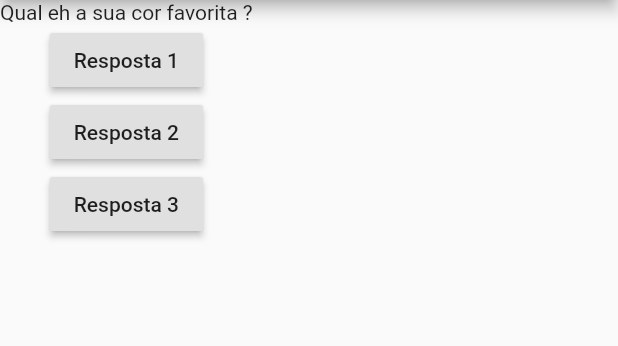
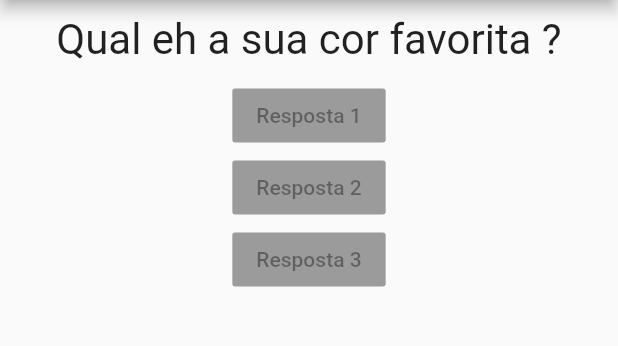
Before and after one commit to VadaGuilherme/flutter_questionario, a Flutter app: the screen it shows after launch, on a phone screen of 412 x 824 dp, the part 84-430 px from its top. Run offline on Flutter 3.47's test engine with Material 2 defaults, Android fonts, the phone set to English and light mode, and no system bars.

Commit message:
Implement widget resposta

```diff
--- a/lib/main.dart
+++ b/lib/main.dart
@@ -1,5 +1,6 @@
 import 'package:flutter/material.dart';
 import 'package:flutter/widgets.dart';
+import 'package:projeto_perguntas/resposta.dart';
 import './questao.dart';
 
 main() => runApp(PerguntaApp());
@@ -7,7 +8,7 @@ main() => runApp(PerguntaApp());
 class _PerguntaAppState extends State<PerguntaApp> {
   var _perguntaSelecionada = 0;
 
-  void _responder(){
+  void _responder() {
     setState(() {
       _perguntaSelecionada++;
     });
@@ -30,26 +31,17 @@ class _PerguntaAppState extends State<PerguntaApp> {
         body: Column(
           children: [
             Questao(perguntas[_perguntaSelecionada]),
-            RaisedButton(
-              child: Text('Resposta 1'),
-              onPressed: _responder,
-            ),
-            RaisedButton(
-              child: Text('Resposta 2'),
-              onPressed: _responder,
-            ),
-            RaisedButton(
-              child: Text('Resposta 3'),
-              onPressed: _responder,
-            ),
+            Resposta('Resposta 1'),
+            Resposta('Resposta 2'),
+            Resposta('Resposta 3'),
           ],
         ),
-        )
+      ),
     );
   }
 }
 
-class PerguntaApp  extends StatefulWidget {
+class PerguntaApp extends StatefulWidget {
   _PerguntaAppState createState() {
     return _PerguntaAppState();
   }
--- a/lib/questao.dart
+++ b/lib/questao.dart
@@ -1,13 +1,20 @@
 import 'package:flutter/material.dart';
 
 class Questao extends StatelessWidget {
-
   final String texto;
 
   Questao(this.texto);
 
   @override
   Widget build(BuildContext context) {
-    return Text(texto);
+    return Container(
+      width: double.infinity,
+      margin: EdgeInsets.all(10),
+      child: Text(
+        texto,
+        style: TextStyle(fontSize: 28),
+        textAlign: TextAlign.center,
+      ),
+    );
   }
 }
--- /dev/null
+++ b/lib/resposta.dart
@@ -0,0 +1,15 @@
+import 'package:flutter/material.dart';
+
+class Resposta extends StatelessWidget {
+  final String texto;
+
+  Resposta(this.texto);
+
+  @override
+  Widget build(BuildContext context) {
+    return RaisedButton(
+      child: Text(texto),
+      onPressed: null,
+    );
+  }
+}
```
